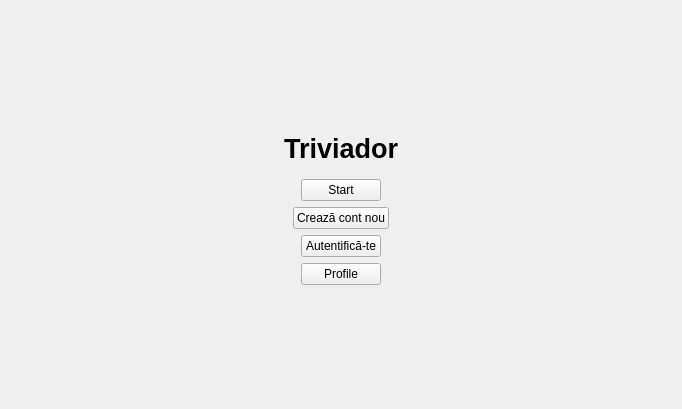
Old version of the form Triviador/UI/forms/mainwindow.ui in the repository andonealexandru/Triviador.
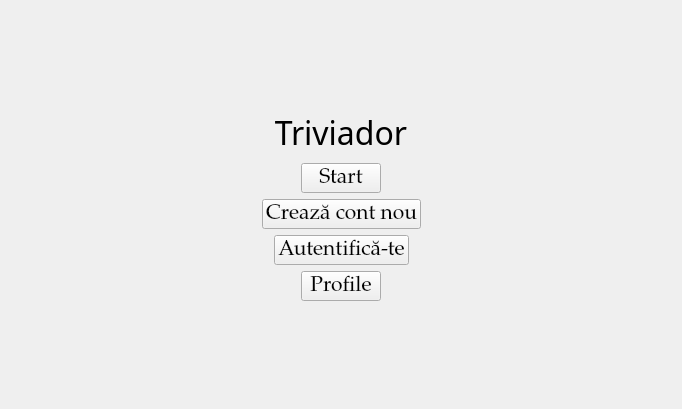
New version of the form.

Patch:
```diff
--- a/Triviador/UI/forms/mainwindow.ui
+++ b/Triviador/UI/forms/mainwindow.ui
@@ -27,8 +27,9 @@
         </property>
         <property name="font">
          <font>
-          <pointsize>20</pointsize>
-          <bold>true</bold>
+          <family>MV Boli</family>
+          <pointsize>24</pointsize>
+          <bold>false</bold>
          </font>
         </property>
         <property name="text">
@@ -56,6 +57,12 @@
         </item>
         <item>
          <widget class="QPushButton" name="startButton">
+          <property name="font">
+           <font>
+            <family>Palatino Linotype</family>
+            <pointsize>16</pointsize>
+           </font>
+          </property>
           <property name="text">
            <string>Start</string>
           </property>
@@ -93,6 +100,12 @@
         </item>
         <item>
          <widget class="QPushButton" name="openButton">
+          <property name="font">
+           <font>
+            <family>Palatino Linotype</family>
+            <pointsize>16</pointsize>
+           </font>
+          </property>
           <property name="text">
            <string>Crează cont nou</string>
           </property>
@@ -130,6 +143,12 @@
         </item>
         <item>
          <widget class="QPushButton" name="openButton_2">
+          <property name="font">
+           <font>
+            <family>Palatino Linotype</family>
+            <pointsize>16</pointsize>
+           </font>
+          </property>
           <property name="text">
            <string>Autentifică-te</string>
           </property>
@@ -167,6 +186,12 @@
         </item>
         <item>
          <widget class="QPushButton" name="profileButton">
+          <property name="font">
+           <font>
+            <family>Palatino Linotype</family>
+            <pointsize>16</pointsize>
+           </font>
+          </property>
           <property name="text">
            <string>Profile</string>
           </property>
```
